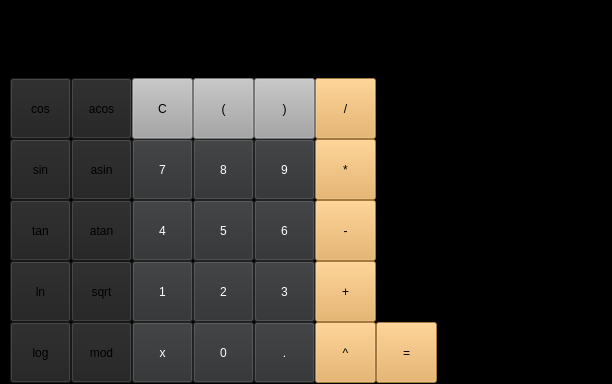
The window that src/mainwindow.ui (Polliver-hub/SmartCalc_v1.0.) describes before a commit, drawn with Qt 5.
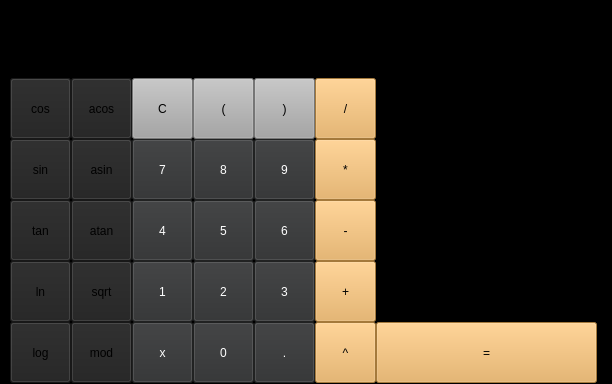
The same window after the commit.

The edit to the form file:
```diff
--- a/src/mainwindow.ui
+++ b/src/mainwindow.ui
@@ -324,7 +324,7 @@
      <rect>
       <x>376</x>
       <y>322</y>
-      <width>61</width>
+      <width>221</width>
       <height>61</height>
      </rect>
     </property>
```
